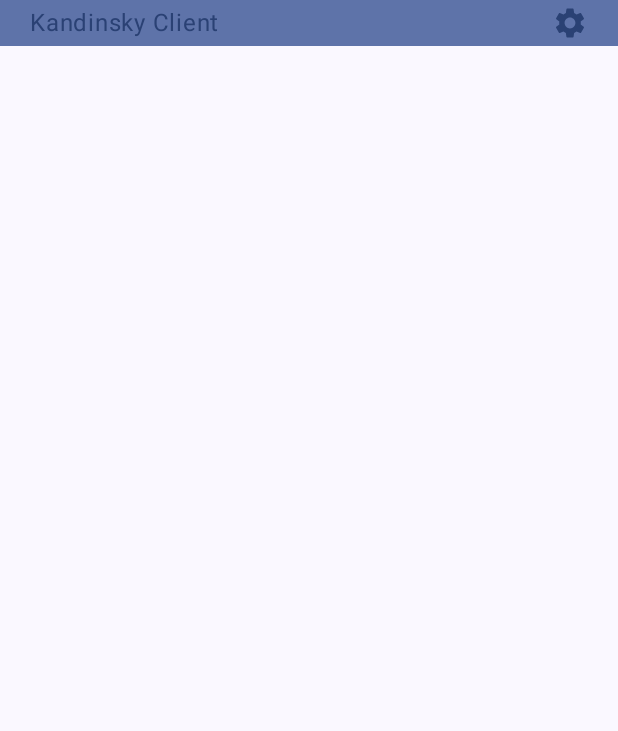
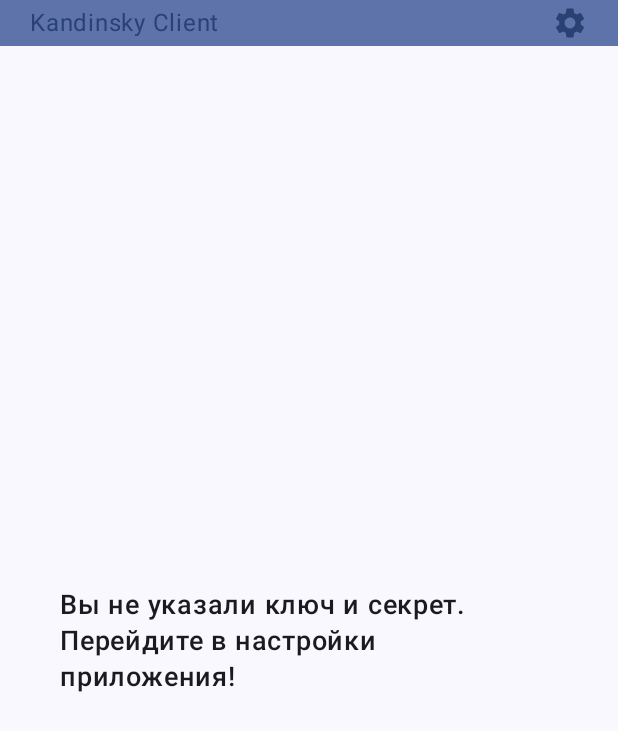
Before and after one commit to CyberTown-SMC-PRIVATE-LIMITED/Kandinsky-Android-client, an Android app built with Jetpack Compose: the MainScreen screen opened through its navigation route, on a phone screen of 412 x 824 dp. Shown: the top 731 px of the screen. Run offline under Robolectric (Android 15) with nearby library versions, the phone set to English and light mode, and no system bars; our stand-ins replace Dagger/Hilt's generated code, Room's generated code.

Commit message:
Main Screen - added text to center on empty keys or empty list of images

```diff
--- a/app/src/main/java/bat/konst/kandinskyclient/ui/screens/main/MainScreen.kt
+++ b/app/src/main/java/bat/konst/kandinskyclient/ui/screens/main/MainScreen.kt
@@ -6,7 +6,9 @@
 import androidx.compose.foundation.background
 import androidx.compose.foundation.clickable
 import androidx.compose.foundation.layout.Arrangement
+import androidx.compose.foundation.layout.Column
 import androidx.compose.foundation.layout.Row
+import androidx.compose.foundation.layout.fillMaxSize
 import androidx.compose.foundation.layout.fillMaxWidth
 import androidx.compose.foundation.layout.height
 import androidx.compose.foundation.layout.padding
@@ -35,6 +37,7 @@
 import androidx.compose.runtime.mutableStateOf
 import androidx.compose.runtime.remember
 import androidx.compose.runtime.setValue
+import androidx.compose.ui.Alignment
 import androidx.hilt.navigation.compose.hiltViewModel
 import androidx.core.content.ContextCompat.startActivity
 import androidx.compose.ui.platform.LocalContext
@@ -45,6 +48,8 @@
 import bat.konst.kandinskyclient.ui.components.confirmdialog.ConfirmDialog
 import bat.konst.kandinskyclient.ui.components.requestcard.RequestCard
 import bat.konst.kandinskyclient.ui.components.swipeaction.SwipeAction
+import bat.konst.kandinskyclient.ui.styles.text.TextH1
+import bat.konst.kandinskyclient.ui.styles.text.TextH2
 
 
 @Composable
@@ -134,7 +139,31 @@
 
     ) { innerPadding ->
 
-        // Список запросов
+        // по центру экрана текст, если запросов нет или не заполненны ключи
+        var bannerMessge = ""
+        if (state.key == CONFIG_DEFAULT_VALUE || state.secret == CONFIG_DEFAULT_VALUE) {
+            bannerMessge = stringResource(R.string.ms_banner_config_error)
+        } else if (state.requests.isEmpty()) {
+            bannerMessge = stringResource(R.string.ms_banner_no_request)
+        }
+        if (bannerMessge != "") {
+            Column(
+                modifier = Modifier
+                    .fillMaxSize()
+                    .padding(innerPadding),
+                horizontalAlignment = Alignment.CenterHorizontally,
+                verticalArrangement = Arrangement.Center
+            ) {
+                TextH2(
+                    modifier = Modifier.padding(40.dp),
+                    text = bannerMessge
+                )
+            }
+            return@Scaffold
+        }
+
+
+        // Список запросов когда запросы есть
         var md5DeleteConfirm by remember { mutableStateOf("") } // md5 запроса на удаление
         var promptDeleteConfirm by remember { mutableStateOf("") } // промт запроса на удаление
         LazyColumn(
--- a/app/src/main/res/values/strings.xml
+++ b/app/src/main/res/values/strings.xml
@@ -13,6 +13,8 @@
     <string name="ms_settings">Настройки</string>
     <string name="ms_style">Стиль:</string>
     <string name="ms_confirm_delete">Подтвердите удаление</string>
+    <string name="ms_banner_no_request">Пока нет ни одного запроса. Начните создавать изображения!</string>
+    <string name="ms_banner_config_error">Вы не указали ключ и секрет. Перейдите в настройки приложения!</string>
 
     <string name="cs_save_config">Сохранить конфигурацию</string>
     <string name="cs_key">Ключ</string>
```
